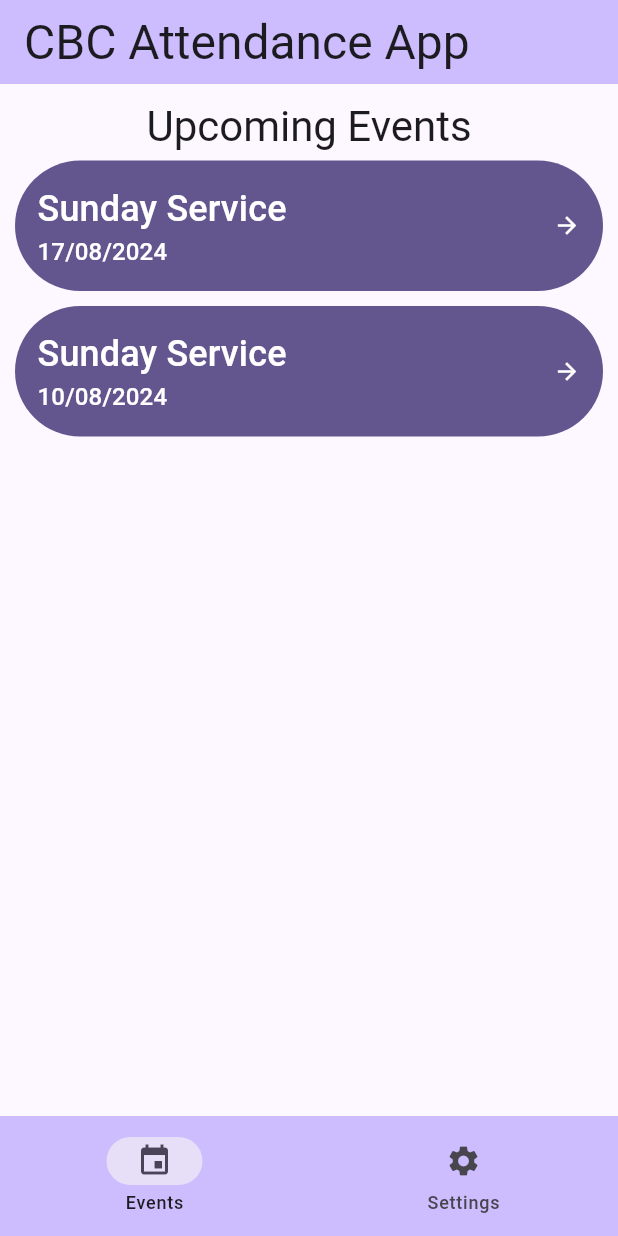
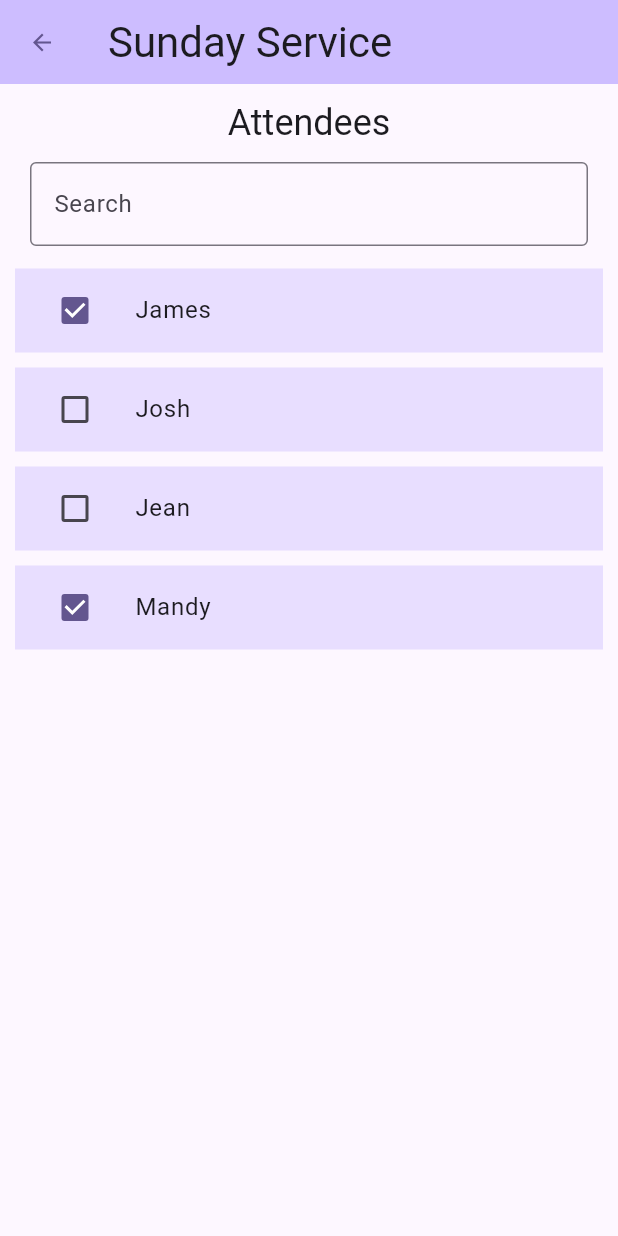
Before and after one commit to JamesSng/attendance-app, a Flutter app: the screen it shows after launch, after a tap on "Sunday Service", on a phone screen of 412 x 824 dp. Run offline on Flutter 3.47's test engine with Material 3 defaults, Android fonts, the light colour scheme and no system bars.

Commit message:
add attendance page

```diff
--- a/lib/main.dart
+++ b/lib/main.dart
@@ -86,7 +86,7 @@
         // the App.build method, and use it to set our appbar title.
         title: Text(
           'CBC Attendance App',
-          style: Theme.of(context).textTheme.headlineLarge,
+          style: Theme.of(context).textTheme.headlineMedium,
         ),
       ),
       body: Container(
--- /dev/null
+++ b/lib/model/ticket.dart
@@ -0,0 +1,8 @@
+class Ticket {
+  Ticket({
+    required this.name, this.checked = false,
+  });
+
+  String name;
+  bool checked;
+}
--- a/lib/view/attendanceview.dart
+++ b/lib/view/attendanceview.dart
@@ -0,0 +1,111 @@
+import 'package:flutter/material.dart';
+
+import '../model/event.dart';
+import '../model/ticket.dart';
+
+class AttendanceView extends StatelessWidget {
+  const AttendanceView({super.key, required this.event});
+
+  final Event event;
+
+  @override
+  Widget build(BuildContext context) {
+    return Scaffold(
+      appBar: AppBar(
+        leading: TextButton(
+          onPressed: () {
+            Navigator.pop(context);
+          },
+          child: const Icon(Icons.arrow_back),
+        ),
+        backgroundColor: Theme.of(context).colorScheme.inversePrimary,
+        title: Text(
+          event.name,
+          style: Theme.of(context).textTheme.headlineMedium,
+        ),
+      ),
+      body: AttendanceListView(event: event),
+    );
+  }
+}
+
+class AttendanceListView extends StatefulWidget {
+  const AttendanceListView({super.key, required this.event});
+
+  final Event event;
+
+  @override
+  State<AttendanceListView> createState() => _AttendanceViewState();
+}
+
+// TODO: get tickets from widget.event;
+List<Ticket> tickets = [
+  Ticket(name: 'James', checked: true),
+  Ticket(name: 'Josh', checked: false),
+  Ticket(name: 'Jean', checked: false),
+  Ticket(name: 'Mandy', checked: true),
+];
+
+class _AttendanceViewState extends State<AttendanceListView> {
+  List<Ticket> showTickets = tickets;
+
+  void onQueryChanged(String query) {
+    setState(() {
+      showTickets = tickets
+        .where((t) => t.name.toLowerCase().contains(query.toLowerCase()))
+        .toList();
+    });
+  }
+
+  @override
+  Widget build(BuildContext context) {
+    return Container(
+      margin: const EdgeInsets.fromLTRB(10, 10, 10, 10),
+      child: Column(
+        children: [
+          Text(
+            'Attendees',
+            style: Theme
+            .of(context)
+            .textTheme
+            .headlineSmall,
+          ),
+          Container(
+            margin: const EdgeInsets.all(10),
+            child: TextField(
+              onChanged: onQueryChanged,
+              decoration: const InputDecoration(
+                border: OutlineInputBorder(),
+                labelText: 'Search',
+              )
+            ),
+          ),
+          Expanded(
+            child: ListView.builder(
+              itemCount: showTickets.length,
+              itemBuilder: (BuildContext context, int index) {
+                return Container(
+                  margin: const EdgeInsets.only(top: 5, bottom: 5),
+                  child: ListTile(
+                    tileColor: Theme.of(context).colorScheme.primaryContainer,
+                    leading: Checkbox(
+                      onChanged: (bool? value) {
+                        setState(() {
+                          showTickets[index].checked = value!;
+                        });
+                      },
+                      value: showTickets[index].checked,
+                    ),
+                    title: Text(
+                      showTickets[index].name,
+                    ),
+                  ),
+                );
+              },
+            ),
+          ),
+        ]
+      ),
+    );
+  }
+}
--- a/lib/view/eventsview.dart
+++ b/lib/view/eventsview.dart
@@ -1,5 +1,6 @@
 import 'package:flutter/material.dart';
 import '../model/event.dart';
+import 'attendanceview.dart';
 
 class EventsView extends StatefulWidget {
   const EventsView({super.key});
@@ -8,14 +9,14 @@ class EventsView extends StatefulWidget {
   State<EventsView> createState() => _EventsViewState();
 }
 
-List<Event> events = [
-  Event(name: 'Sunday Service', date: DateTime(2024, 8, 17)),
-  Event(name: 'Sunday Service', date: DateTime(2024, 8, 10)),
-];
-
 class _EventsViewState extends State<EventsView> {
   @override
   Widget build(BuildContext context) {
+    //TODO: get events from database
+    List<Event> events = [
+      Event(name: 'Sunday Service', date: DateTime(2024, 8, 17)),
+      Event(name: 'Sunday Service', date: DateTime(2024, 8, 10)),
+    ];
     return Container(
       margin: const EdgeInsets.fromLTRB(10, 10, 10, 10),
       child: Column(
@@ -25,7 +26,7 @@ class _EventsViewState extends State<EventsView> {
             style: Theme
               .of(context)
               .textTheme
-              .headlineMedium,
+              .headlineSmall,
           ),
           Expanded(
             child: ListView.builder(
@@ -34,7 +35,12 @@ class _EventsViewState extends State<EventsView> {
                 return Container(
                   margin: const EdgeInsets.only(top: 5, bottom: 5),
                   child: FilledButton(
-                    onPressed: (){},
+                    onPressed: (){
+                      Navigator.push(
+                        context,
+                        MaterialPageRoute(builder: (context) => AttendanceView(event: events[index])),
+                      );
+                    },
                     style: const ButtonStyle(
                       padding: WidgetStatePropertyAll(EdgeInsets.all(15)),
                     ),
@@ -47,13 +53,13 @@ class _EventsViewState extends State<EventsView> {
                               Text(
                                 events[index].name,
                                 style: TextStyle(
-                                  fontSize: Theme.of(context).textTheme.headlineSmall?.fontSize,
+                                  fontSize: Theme.of(context).textTheme.bodyLarge?.fontSize,
                                 )
                               ),
                               Text(
                                 events[index].getDateString(),
                                 style: TextStyle(
-                                  fontSize: Theme.of(context).textTheme.bodyLarge?.fontSize,
+                                  fontSize: Theme.of(context).textTheme.labelLarge?.fontSize,
                                 )
                               ),
                             ]
```
